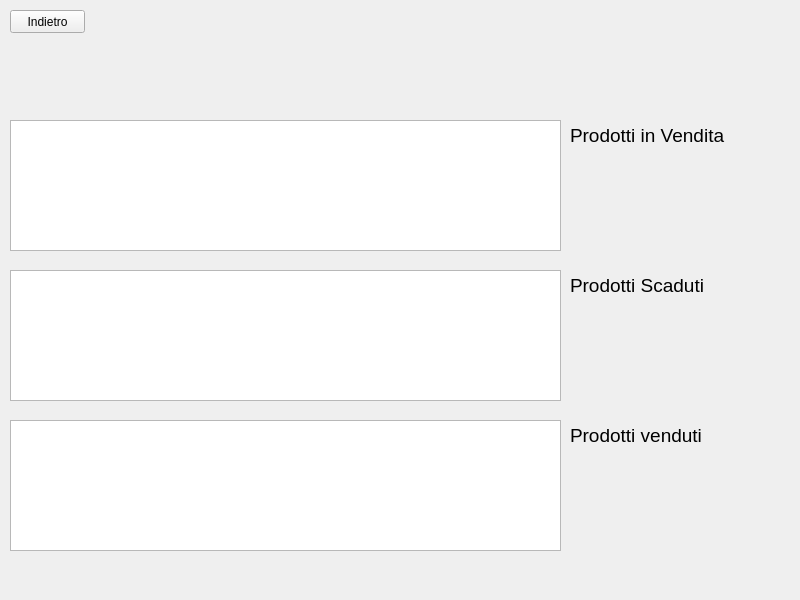
This is NegozioDelUsatoPYQT5/StatoProdottiWindow.ui in LeonUrsu/NegozioDellUsato-ExamIS as Qt 5 draws it before an edit. The edited form follows.
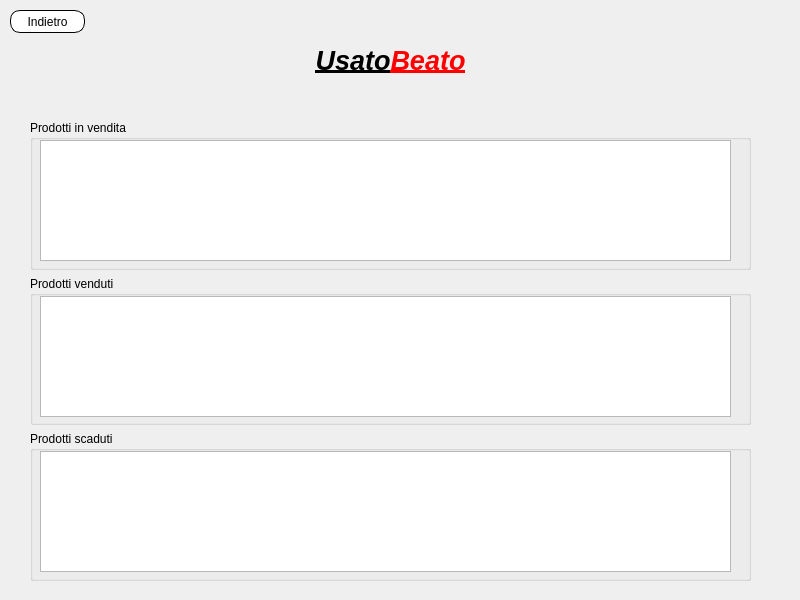
This is the edited form.

Commit message: viste aggiornate: ProdottoAdminW, StatoProdottiW

Diff of the .ui file:
```diff
--- a/NegozioDelUsatoPYQT5/StatoProdottiWindow.ui
+++ b/NegozioDelUsatoPYQT5/StatoProdottiWindow.ui
@@ -14,24 +14,6 @@
    <string>MainWindow</string>
   </property>
   <widget class="QWidget" name="loginWidget">
-   <widget class="QLabel" name="label_2">
-    <property name="geometry">
-     <rect>
-      <x>570</x>
-      <y>120</y>
-      <width>171</width>
-      <height>31</height>
-     </rect>
-    </property>
-    <property name="font">
-     <font>
-      <pointsize>14</pointsize>
-     </font>
-    </property>
-    <property name="text">
-     <string>Prodotti in Vendita</string>
-    </property>
-   </widget>
    <widget class="QPushButton" name="indietro">
     <property name="geometry">
      <rect>
@@ -41,74 +23,107 @@
       <height>23</height>
      </rect>
     </property>
+    <property name="styleSheet">
+     <string notr="true">QPushButton {
+    background-color: white;
+    border: 1px solid black;
+	border-radius:10px;
+}
+QPushButton:pressed {
+    background-color:  rgb(51, 153, 204);
+    border: 1px solid black;
+	border-radius:10px;
+}</string>
+    </property>
     <property name="text">
      <string>Indietro</string>
     </property>
    </widget>
-   <widget class="QListWidget" name="ProdottiInVendita">
+   <widget class="QWidget" name="verticalLayoutWidget">
     <property name="geometry">
      <rect>
-      <x>10</x>
+      <x>30</x>
       <y>120</y>
-      <width>551</width>
-      <height>131</height>
+      <width>721</width>
+      <height>461</height>
      </rect>
     </property>
+    <layout class="QVBoxLayout" name="verticalLayout">
+     <item>
+      <widget class="QGroupBox" name="groupBox_3">
+       <property name="title">
+        <string>Prodotti in vendita</string>
+       </property>
+       <widget class="QListWidget" name="prodottiVenduti_2">
+        <property name="geometry">
+         <rect>
+          <x>10</x>
+          <y>20</y>
+          <width>691</width>
+          <height>121</height>
+         </rect>
+        </property>
+       </widget>
+      </widget>
+     </item>
+     <item>
+      <widget class="QGroupBox" name="groupBox_2">
+       <property name="title">
+        <string>Prodotti venduti</string>
+       </property>
+       <widget class="QListWidget" name="prodottiVenduti">
+        <property name="geometry">
+         <rect>
+          <x>10</x>
+          <y>20</y>
+          <width>691</width>
+          <height>121</height>
+         </rect>
+        </property>
+       </widget>
+      </widget>
+     </item>
+     <item>
+      <widget class="QGroupBox" name="groupBox">
+       <property name="title">
+        <string>Prodotti scaduti</string>
+       </property>
+       <widget class="QListWidget" name="prodottiVenduti_3">
+        <property name="geometry">
+         <rect>
+          <x>10</x>
+          <y>20</y>
+          <width>691</width>
+          <height>121</height>
+         </rect>
+        </property>
+       </widget>
+      </widget>
+     </item>
+    </layout>
    </widget>
-   <widget class="QListWidget" name="prodottiScaduti">
+   <widget class="QLabel" name="label">
     <property name="geometry">
      <rect>
-      <x>10</x>
-      <y>270</y>
-      <width>551</width>
-      <height>131</height>
+      <x>280</x>
+      <y>40</y>
+      <width>221</width>
+      <height>41</height>
      </rect>
     </property>
-   </widget>
-   <widget class="QListWidget" name="prodottiVenduti">
-    <property name="geometry">
-     <rect>
-      <x>10</x>
-      <y>420</y>
-      <width>551</width>
-      <height>131</height>
-     </rect>
-    </property>
-   </widget>
-   <widget class="QLabel" name="label_3">
-    <property name="geometry">
-     <rect>
-      <x>570</x>
-      <y>270</y>
-      <width>171</width>
-      <height>31</height>
-     </rect>
-    </property>
     <property name="font">
      <font>
-      <pointsize>14</pointsize>
+      <pointsize>20</pointsize>
+      <weight>75</weight>
+      <italic>true</italic>
+      <bold>true</bold>
+      <underline>true</underline>
+      <strikeout>false</strikeout>
+      <stylestrategy>PreferAntialias</stylestrategy>
      </font>
     </property>
     <property name="text">
-     <string>Prodotti Scaduti</string>
-    </property>
-   </widget>
-   <widget class="QLabel" name="label_4">
-    <property name="geometry">
-     <rect>
-      <x>570</x>
-      <y>420</y>
-      <width>171</width>
-      <height>31</height>
-     </rect>
-    </property>
-    <property name="font">
-     <font>
-      <pointsize>14</pointsize>
-     </font>
-    </property>
-    <property name="text">
-     <string>Prodotti venduti</string>
+     <string>&lt;html&gt;&lt;head/&gt;&lt;body&gt;&lt;p align=&quot;center&quot;&gt;&lt;span style=&quot; font-weight:600;&quot;&gt;Usato&lt;/span&gt;&lt;span style=&quot; font-weight:600; color:#ff0000;&quot;&gt;Beato&lt;/span&gt;&lt;/p&gt;&lt;/body&gt;&lt;/html&gt;</string>
     </property>
    </widget>
   </widget>
```
The commit also changes 3 other files.
